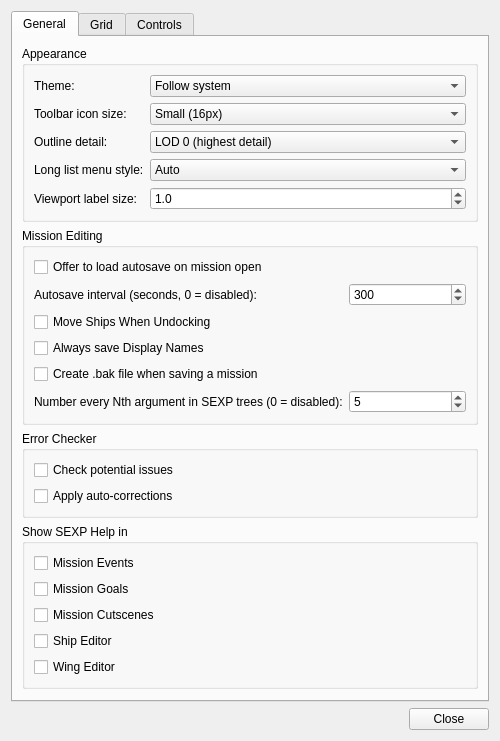
First picture: the form in qtfred/ui/PreferencesDialog.ui, repository scp-fs2open/fs2open.github.com, before the edit.
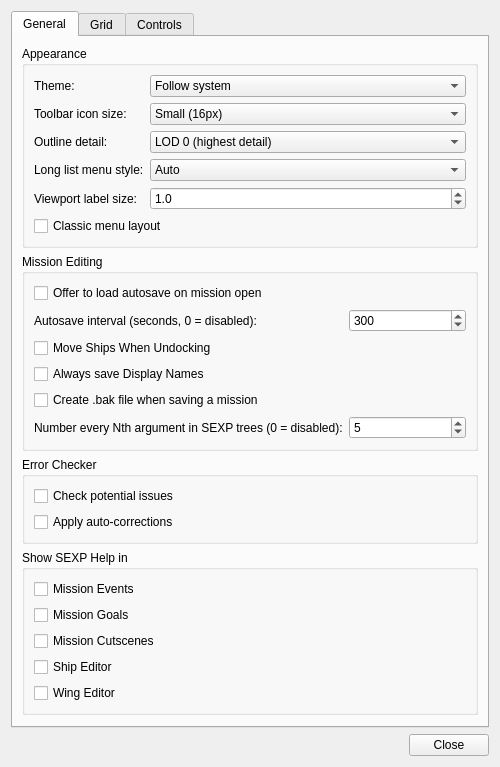
Second picture: the form after the edit.

Commit message:
Add a classic menu layout option to QtFRED
FRED2 can switch to its classic menus, where every editor dialog is in a single
Editors menu. This adds the same option to QtFRED, as a Preferences checkbox on
the Appearance tab.

The classic Editors and Misc menus live in FredView.ui beside the grouped menus
and reuse the same actions, so shortcuts and checked states are shared. Turning
the option on hides the Objects, Environment, Mission, Narrative and Tools
menus and shows the classic ones.

The edit to the form file:
```diff
--- a/qtfred/ui/PreferencesDialog.ui
+++ b/qtfred/ui/PreferencesDialog.ui
@@ -185,6 +185,16 @@
             </property>
            </widget>
           </item>
+          <item row="5" column="0" colspan="2">
+           <widget class="QCheckBox" name="classicMenuLayout">
+            <property name="toolTip">
+             <string>Replace the Objects, Environment, Mission, Narrative and Tools menus with FRED2's classic Editors and Misc menus.</string>
+            </property>
+            <property name="text">
+             <string>Classic menu layout</string>
+            </property>
+           </widget>
+          </item>
          </layout>
         </widget>
        </item>
```
The commit also changes 10 other files.
